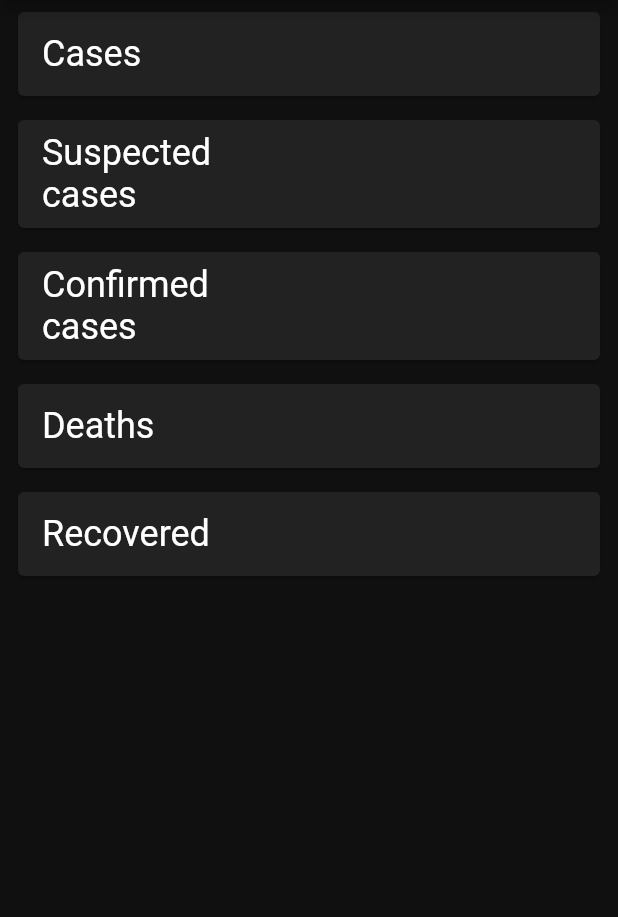
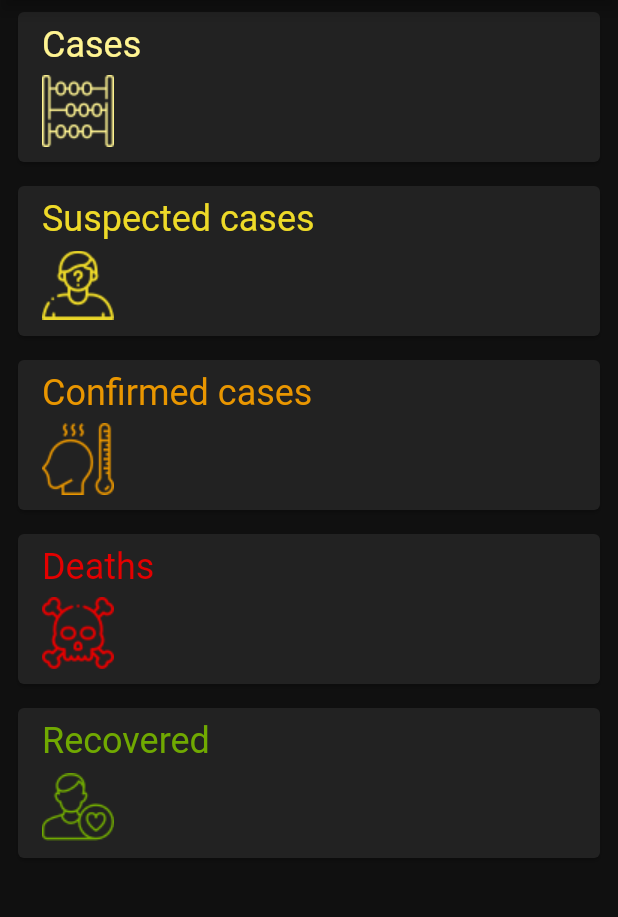
Before and after one commit to samuelematias/coronavirus_rest_api_flutter_course, a Flutter app: the screen it shows after launch, on a phone screen of 412 x 824 dp, the part 84-1001 px from its top. Run offline on Flutter 3.47's test engine with Material 2 defaults, Android fonts, the phone set to English and light mode, and no system bars; network calls fail.

Commit message:
feat(widget): update-endpoint-card

```diff
--- a/lib/ui/endpoint_card.dart
+++ b/lib/ui/endpoint_card.dart
@@ -1,39 +1,63 @@
 import 'package:coronavirus_rest_api_flutter_course/app/services/api.dart';
 import 'package:flutter/material.dart';
+
+class EndpointCardData {
+  EndpointCardData(this.title, this.assetName, this.color);
+  final String title;
+  final String assetName;
+  final Color color;
+}
 
 class EndpointCard extends StatelessWidget {
   const EndpointCard({Key key, this.endpoint, this.value}) : super(key: key);
   final Endpoint endpoint;
   final int value;
 
-  static Map<Endpoint, String> _cardTitles = {
-    Endpoint.cases: 'Cases',
-    Endpoint.casesSuspected: 'Suspected cases',
-    Endpoint.casesConfirmed: 'Confirmed cases',
-    Endpoint.deaths: 'Deaths',
-    Endpoint.recovered: 'Recovered',
+  static Map<Endpoint, EndpointCardData> _cardsData = {
+    Endpoint.cases:
+        EndpointCardData('Cases', 'assets/count.png', Color(0xFFFFF492)),
+    Endpoint.casesSuspected: EndpointCardData(
+        'Suspected cases', 'assets/suspect.png', Color(0xFFEEDA28)),
+    Endpoint.casesConfirmed: EndpointCardData(
+        'Confirmed cases', 'assets/fever.png', Color(0xFFE99600)),
+    Endpoint.deaths:
+        EndpointCardData('Deaths', 'assets/death.png', Color(0xFFE40000)),
+    Endpoint.recovered:
+        EndpointCardData('Recovered', 'assets/patient.png', Color(0xFF70A901)),
   };
 
   @override
   Widget build(BuildContext context) {
+    final cardData = _cardsData[endpoint];
     return Padding(
       padding: const EdgeInsets.symmetric(horizontal: 8.0, vertical: 4.0),
       child: Card(
         child: Padding(
           padding: const EdgeInsets.symmetric(horizontal: 16.0, vertical: 8.0),
-          child: Row(
-            mainAxisAlignment: MainAxisAlignment.spaceBetween,
+          child: Column(
+            crossAxisAlignment: CrossAxisAlignment.start,
             children: <Widget>[
-              Flexible(
-                child: Text(
-                  _cardTitles[endpoint],
-                  style: Theme.of(context).textTheme.headline5,
-                ),
+              Text(
+                cardData.title,
+                style: Theme.of(context)
+                    .textTheme
+                    .headline5
+                    .copyWith(color: cardData.color),
               ),
-              Flexible(
-                child: Text(
-                  value != null ? value.toString() : '',
-                  style: Theme.of(context).textTheme.headline4,
+              SizedBox(height: 4),
+              SizedBox(
+                height: 52,
+                child: Row(
+                  mainAxisAlignment: MainAxisAlignment.spaceBetween,
+                  crossAxisAlignment: CrossAxisAlignment.center,
+                  children: <Widget>[
+                    Image.asset(cardData.assetName, color: cardData.color),
+                    Text(
+                      value != null ? value.toString() : '',
+                      style: Theme.of(context).textTheme.headline4.copyWith(
+                          color: cardData.color, fontWeight: FontWeight.w500),
+                    ),
+                  ],
                 ),
               ),
             ],
```
